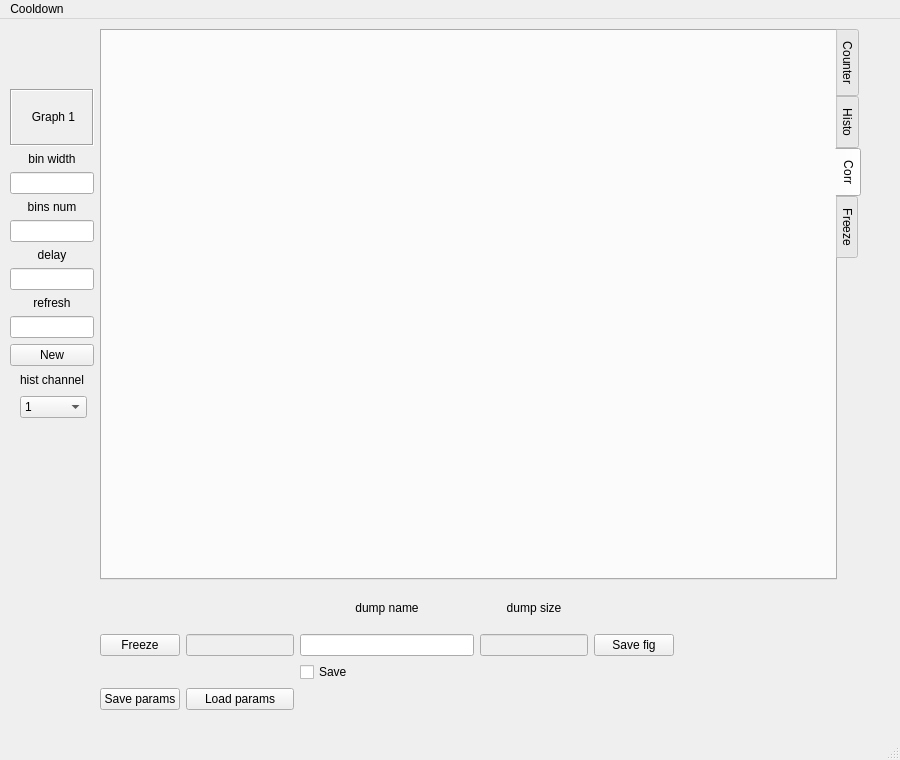
Above: gui/timetagger/ttg2.ui from Ulm-IQO/qudi before the change. Below: the same form after it.
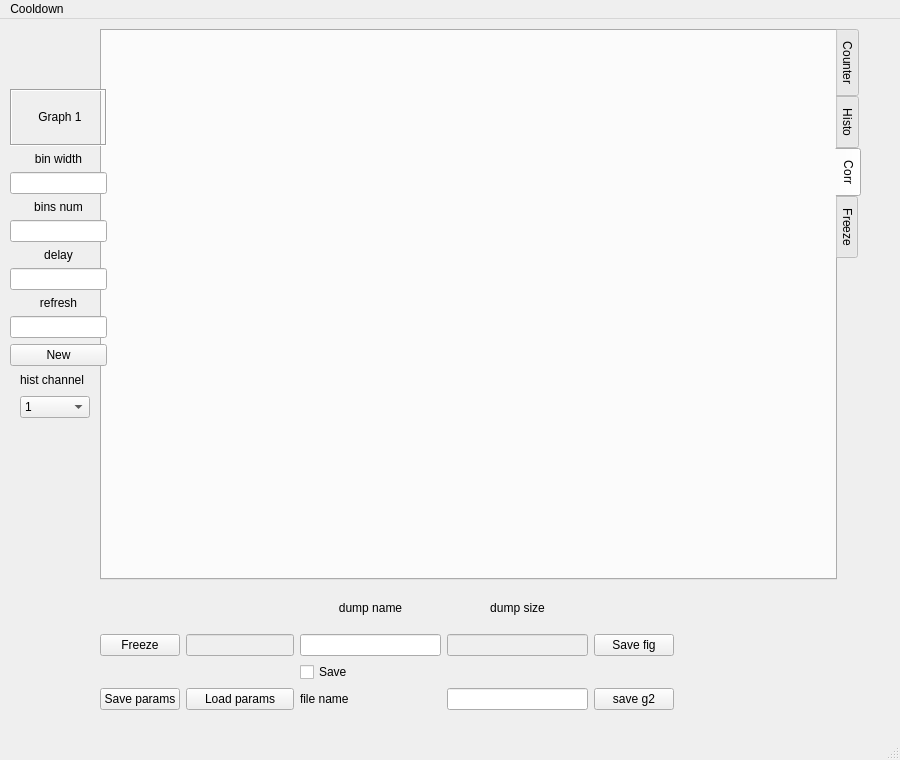
That is the form after the change. The open tabs and pages were chosen to show the change. Custom widgets are drawn as their Qt base class.

What changed in the file:
```diff
--- a/gui/timetagger/ttg2.ui
+++ b/gui/timetagger/ttg2.ui
@@ -119,7 +119,7 @@
      <rect>
       <x>10</x>
       <y>70</y>
-      <width>84</width>
+      <width>97</width>
       <height>277</height>
      </rect>
     </property>
@@ -347,6 +347,23 @@
        </property>
       </widget>
      </item>
+     <item row="3" column="3">
+      <widget class="QLabel" name="save_g2_name_label">
+       <property name="text">
+        <string>file name</string>
+       </property>
+      </widget>
+     </item>
+     <item row="3" column="4">
+      <widget class="QLineEdit" name="save_g2_nametag_lineEdit"/>
+     </item>
+     <item row="3" column="5">
+      <widget class="QPushButton" name="save_g2_pushButton">
+       <property name="text">
+        <string>save g2</string>
+       </property>
+      </widget>
+     </item>
     </layout>
    </widget>
    <widget class="QWidget" name="layoutWidget">
@@ -354,7 +371,7 @@
      <rect>
       <x>20</x>
       <y>350</y>
-      <width>67</width>
+      <width>70</width>
       <height>49</height>
      </rect>
     </property>
```
Left out of the diff: 4 changed lines with no effect on the pictures.
